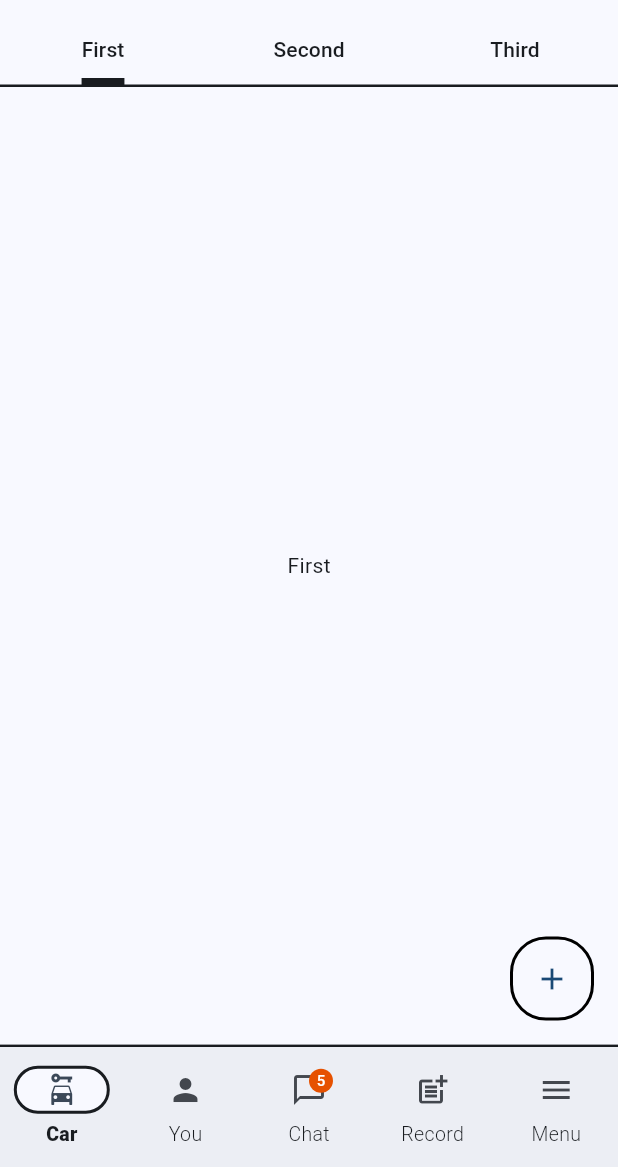
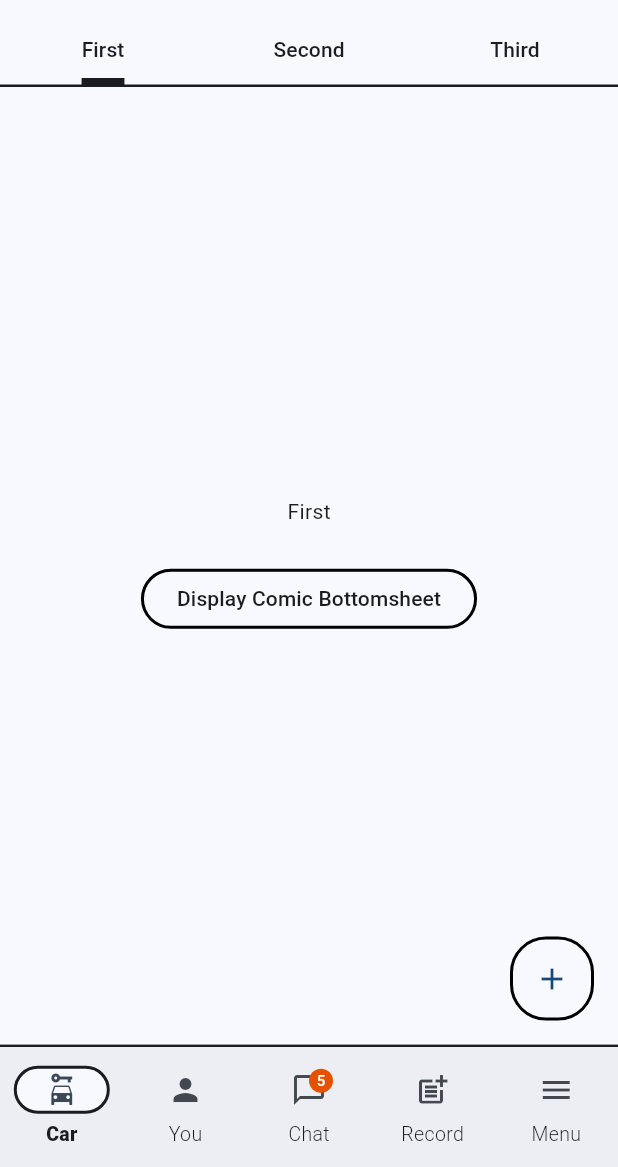
Before and after one commit to thruthesky/easy_design_system_backup_2024_09_24, a Flutter app: the ComicScreenDemo screen opened directly, on a phone screen of 412 x 824 dp, the part 69-1236 px from its top. Run offline on Flutter 3.47's test engine with Material 3 defaults, Android fonts, the phone set to English and light mode, and no system bars; our stand-ins replace cached_network_image, rxdart, smooth_page_indicator; missing offline and left inert: loop_page_view; network calls fail.

Commit message:
progress for bottom sheet

```diff
--- a/example/lib/screens/comic/comic.screen.demo.dart
+++ b/example/lib/screens/comic/comic.screen.demo.dart
@@ -42,30 +42,40 @@ class _ComicScreenDemoState extends State<ComicScreenDemo>
         ),
         body: TabBarView(
           controller: _tabController,
-          children: const [
-            Center(child: Text('First')),
-            Center(child: Text('Second')),
-            Center(child: Text('Third')),
+          children: [
+            Center(
+              child: Column(
+                mainAxisAlignment: MainAxisAlignment.center,
+                crossAxisAlignment: CrossAxisAlignment.center,
+                children: [
+                  const Text('First'),
+                  const SizedBox(height: 24),
+                  ElevatedButton(
+                    onPressed: () => showModalBottomSheet(
+                      context: context,
+                      builder: (context) => Theme(
+                        data: ComicThemeData.of(context),
+                        child: BottomSheet(
+                          onClosing: () {},
+                          builder: (context) => const SizedBox(
+                            height: 200,
+                            child: Center(
+                              child: Text('Comic'),
+                            ),
+                          ),
+                        ),
+                      ),
+                    ),
+                    child: const Text('Display Comic Bottomsheet'),
+                  ),
+                ],
+              ),
+            ),
+            const Center(child: Text('Second')),
+            const Center(child: Text('Third')),
           ],
         ),
         bottomNavigationBar: NavigationBarTheme(
-          // data: NavigationBarThemeData(
-          //   labelTextStyle: MaterialStateProperty.resolveWith((states) {
-          //     if (states.contains(MaterialState.selected)) {
-          //       return TextStyle(
-          //         fontSize: 13,
-          //         fontWeight: FontWeight.w600,
-          //         color: Theme.of(context).colorScheme.primary,
-          //       );
-          //     }
-          //     return TextStyle(
-          //       fontSize: 13,
-          //       fontWeight: FontWeight.w300,
-          //       color: Theme.of(context).colorScheme.secondary,
-          //     );
-          //   }),
-          //   labelBehavior: NavigationDestinationLabelBehavior.alwaysShow,
-          // ),
           data: ComicThemeData.of(context).navigationBarTheme,
           child: Container(
             decoration: BoxDecoration(
@@ -79,7 +89,6 @@ class _ComicScreenDemoState extends State<ComicScreenDemo>
             child: NavigationBar(
               selectedIndex: index,
               onDestinationSelected: (v) {
-                // context.routerState.change(v);
                 setState(() {
                   index = v;
                 });
--- a/lib/src/themes/comic/comic.theme.dart
+++ b/lib/src/themes/comic/comic.theme.dart
@@ -1,4 +1,5 @@
 import 'package:flutter/material.dart';
+import 'package:flutter/widgets.dart';
 
 const borderThickness = 2.0;
 
@@ -216,7 +217,11 @@ class ComicThemeData {
       ),
       bottomSheetTheme: BottomSheetThemeData(
         backgroundColor: theme.colorScheme.background,
-        surfaceTintColor: theme.colorScheme.primary,
+        shape: const Border(
+          top: BorderSide(
+            width: borderThickness,
+          ),
+        ),
       ),
     );
   }
```
Also changed, not shown: example/lib/main.dart (+8 -0 lines), example/lib/widgets/bottom_sheet.dart (+16 -5 lines), docs/images/comic.bottom_modal_sheet.jpg (added), docs/images/comic.text_field.jpg (added), docs/images/sleek.text_field.jpg (added), 3 other files.
